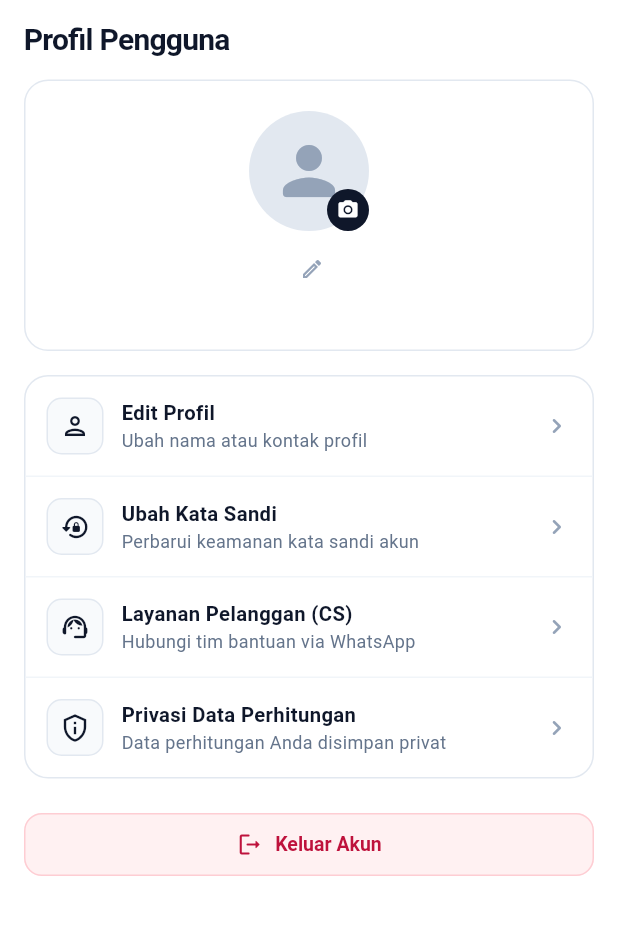
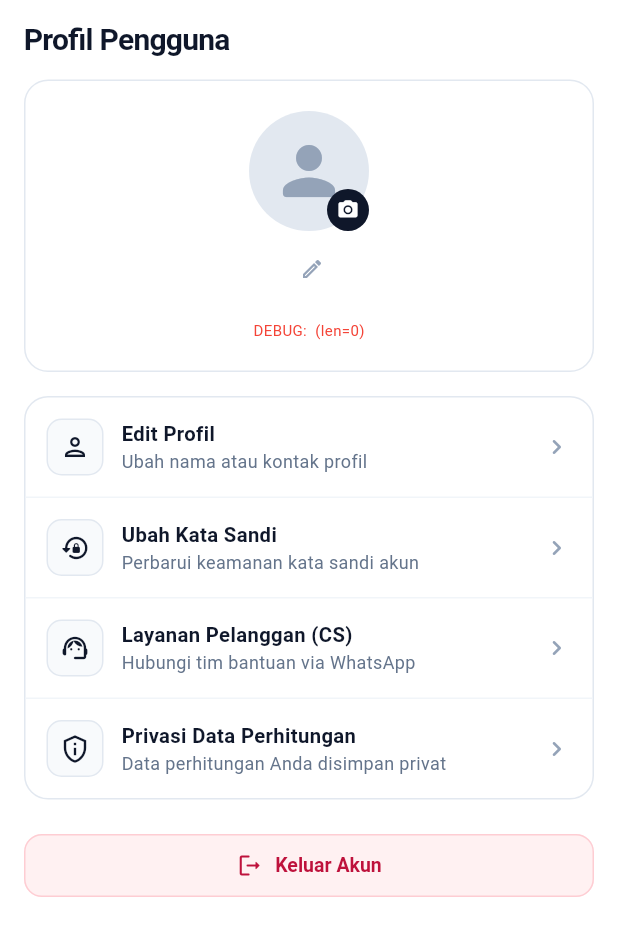
Before and after one commit to DheaIyaa6/KIMPUL, a Flutter app: the ProfileScreen widget shown alone on an empty page, opened directly with empty values, on a phone screen of 412 x 824 dp. Shown: the top 936 px of the screen. Run offline on Flutter 3.47's test engine with Material 3 defaults, Android fonts, the phone set to English and light mode, and no system bars; our stand-ins replace cloud_firestore, firebase_auth, firebase_core, image_picker, share_plus, shared_preferences and 1 more; accounts and stored records are empty; network calls fail.

Commit message:
revisi pfp

```diff
--- a/lib/screens/profile_screen.dart
+++ b/lib/screens/profile_screen.dart
@@ -212,6 +212,7 @@ class _ProfileScreenState extends State<ProfileScreen> {
   late UserProfile _currentUser;
 
   // Listener realtime ke Firestore
+  StreamSubscription<User?>? _authSub;
   StreamSubscription<DocumentSnapshot<Map<String, dynamic>>>? _cloudSub;
   bool _gotCloudSnapshot = false;
 
@@ -229,14 +230,19 @@ class _ProfileScreenState extends State<ProfileScreen> {
 
   @override
   void dispose() {
+    _authSub?.cancel();
     _cloudSub?.cancel();
     super.dispose();
   }
 
   // Dengarkan perubahan profil di Firestore secara realtime.
-  // Siapa pun yang terakhir edit (dari HP mana pun), semua HP ikut berubah.
+  // Menunggu sampai user login siap (authStateChanges), lalu pasang listener.
   void _listenCloudProfile() {
-    final user = FirebaseAuth.instance.currentUser;
+    _authSub = FirebaseAuth.instance.authStateChanges().listen((user) {
+      debugPrint('PROFIL auth uid=${user?.uid} email=${user?.email}');
+
+      _cloudSub?.cancel();
+      _cloudSub = null;
       if (user == null) return;
 
       _cloudSub = FirebaseFirestore.instance
@@ -246,13 +252,15 @@ class _ProfileScreenState extends State<ProfileScreen> {
           .listen(
         (snap) {
           final data = snap.data();
+          final b64 = data?['photoBase64'] as String?;
+          debugPrint('PROFIL snapshot exists=${snap.exists} '
+              'fromCache=${snap.metadata.isFromCache} '
+              'panjangFoto=${b64?.length}');
+
           if (data == null || !mounted) return;
-
           _gotCloudSnapshot = true;
 
-        final b64 = data['photoBase64'] as String?;
           final cloudName = data['name'] as String?;
-
           setState(() {
             _currentUser = UserProfile(
               name: (cloudName != null && cloudName.trim().isNotEmpty)
@@ -269,8 +277,12 @@ class _ProfileScreenState extends State<ProfileScreen> {
             );
           });
         },
-      onError: (e) => debugPrint('Listener profil error: $e'),
+        onError: (e) {
+          debugPrint('PROFIL ERROR: $e');
+          if (mounted) widget.onShowToast('Gagal sinkron profil: $e');
+        },
       );
+    });
   }
 
   // Muat foto tersimpan (fallback lokal) saat halaman dibuka.
@@ -350,7 +362,8 @@ class _ProfileScreenState extends State<ProfileScreen> {
         _cachedB64Key = cleanPath;
         _cachedB64Provider = provider;
         return provider;
-      } catch (_) {
+      } catch (e) {
+        debugPrint('PROFIL decode gagal: $e');
         return null;
       }
     }
@@ -413,7 +426,7 @@ class _ProfileScreenState extends State<ProfileScreen> {
                       backgroundColor: const Color(0xFFE2E8F0),
                       backgroundImage: avatarImageProvider,
                       onBackgroundImageError: avatarImageProvider != null
-                          ? (exception, stackTrace) {}
+                          ? (e, s) => debugPrint('PROFIL gambar gagal: $e')
                           : null,
                       child: avatarImageProvider == null
                           ? const Icon(
@@ -474,6 +487,11 @@ class _ProfileScreenState extends State<ProfileScreen> {
                   _currentUser.email,
                   style:
                       const TextStyle(fontSize: 13, color: Color(0xFF64748B)),
+                ),
+                // TODO: HAPUS setelah selesai debug
+                Text(
+                  'DEBUG: ${_currentUser.avatarUrl.length > 40 ? _currentUser.avatarUrl.substring(0, 40) : _currentUser.avatarUrl} (len=${_currentUser.avatarUrl.length})',
+                  style: const TextStyle(fontSize: 10, color: Colors.red),
                 ),
               ],
             ),
```
Lines whose indentation alone changed are shown as unchanged.
